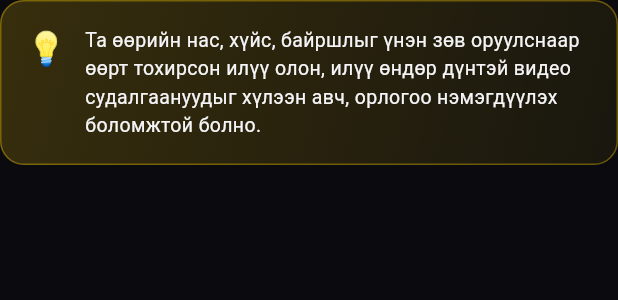
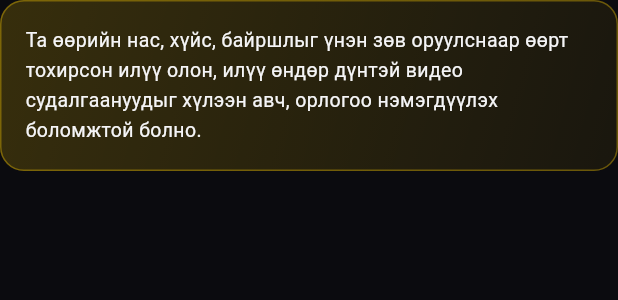
Before and after one commit to JustTuruu/Uziy, a Flutter app: the IncentiveBanner widget shown alone on an empty page, opened directly, on a phone screen of 412 x 824 dp. Shown: the top 300 px of the screen. Run offline on Flutter 3.47's test engine with Material 3 defaults, Android fonts, the phone set to English and light mode, and no system bars; our stand-ins replace dio, flutter_riverpod, flutter_secure_storage, go_router; accounts and stored records are empty.

Commit message:
strip emojis from UI + docs
User feedback: emojis read as AI-generated. Removed everywhere they show
in something the user sees.

- viewer_app/lib/widgets/incentive_banner.dart
    dropped the leading 💡 next to the Cyrillic profiling-incentive
    text; the banner now stands on its own with typography + border
- README.md
    stripped 👤 / 🏢 / 🛡️ from the "How it works" section headings and
    the 💡 from the incentivized-profiling blockquote
- CLAUDE.md
    removed the ⚠️ from the standing-testing-rule callout

Left docs/SPEC.md untouched — that's the original brief verbatim; the
emoji there is the user's own writing.

Cosmetic; no logic touched, no tests needed.

```diff
--- a/viewer_app/lib/widgets/incentive_banner.dart
+++ b/viewer_app/lib/widgets/incentive_banner.dart
@@ -28,22 +28,13 @@ class IncentiveBanner extends StatelessWidget {
         borderRadius: BorderRadius.circular(16),
         border: Border.all(color: AppColors.primary.withOpacity(0.35)),
       ),
-      child: const Row(
-        crossAxisAlignment: CrossAxisAlignment.start,
-        children: [
-          Text('💡', style: TextStyle(fontSize: 22)),
-          SizedBox(width: 12),
-          Expanded(
-            child: Text(
-              _message,
-              style: TextStyle(
-                color: AppColors.textPrimary,
-                fontSize: 13,
-                height: 1.45,
-              ),
-            ),
-          ),
-        ],
+      child: const Text(
+        _message,
+        style: TextStyle(
+          color: AppColors.textPrimary,
+          fontSize: 13,
+          height: 1.5,
+        ),
       ),
     );
   }
```
Also changed, not shown: 2 other files.
